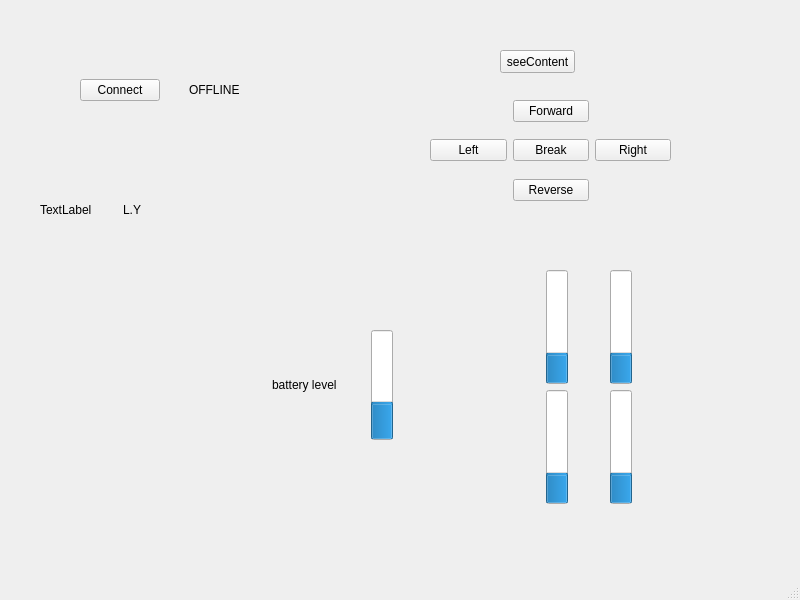
Before: the Qt Designer form mainwindow.ui in chatinEu/wifiBotV3, drawn with Qt 5.
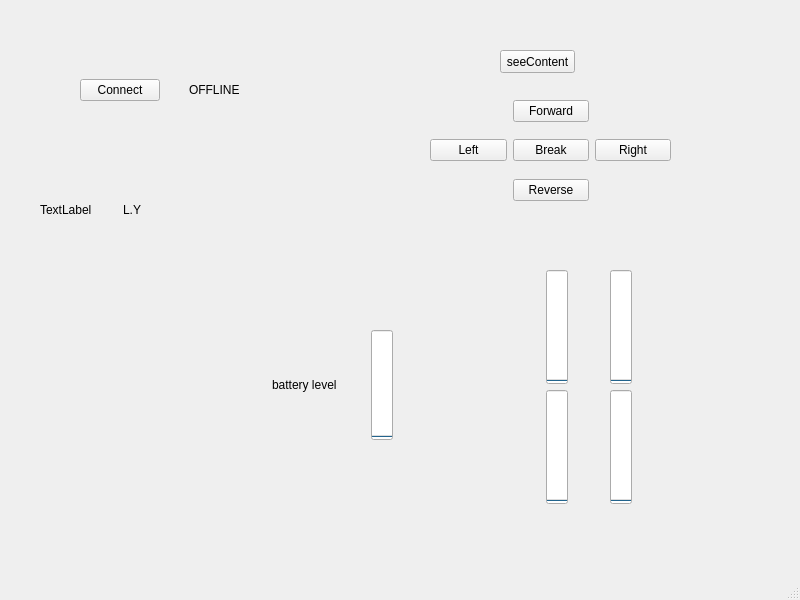
After: the same form once the commit is applied.

Commit message: update UI valeur par defaut

Diff of the .ui file:
```diff
--- a/mainwindow.ui
+++ b/mainwindow.ui
@@ -191,7 +191,7 @@
         <number>255</number>
        </property>
        <property name="value">
-        <number>80</number>
+        <number>0</number>
        </property>
        <property name="alignment">
         <set>Qt::AlignLeading|Qt::AlignLeft|Qt::AlignVCenter</set>
@@ -218,7 +218,7 @@
        <item>
         <widget class="QProgressBar" name="progressIRFrontRight">
          <property name="value">
-          <number>24</number>
+          <number>0</number>
          </property>
          <property name="alignment">
           <set>Qt::AlignLeading|Qt::AlignLeft|Qt::AlignVCenter</set>
@@ -231,7 +231,7 @@
        <item>
         <widget class="QProgressBar" name="progressIRFrontLeft">
          <property name="value">
-          <number>24</number>
+          <number>0</number>
          </property>
          <property name="alignment">
           <set>Qt::AlignLeading|Qt::AlignLeft|Qt::AlignVCenter</set>
@@ -248,7 +248,7 @@
        <item>
         <widget class="QProgressBar" name="progressIRBackRight">
          <property name="value">
-          <number>24</number>
+          <number>0</number>
          </property>
          <property name="alignment">
           <set>Qt::AlignLeading|Qt::AlignLeft|Qt::AlignVCenter</set>
@@ -261,7 +261,7 @@
        <item>
         <widget class="QProgressBar" name="progressIRBackLeft">
          <property name="value">
-          <number>24</number>
+          <number>0</number>
          </property>
          <property name="alignment">
           <set>Qt::AlignLeading|Qt::AlignLeft|Qt::AlignVCenter</set>
```
